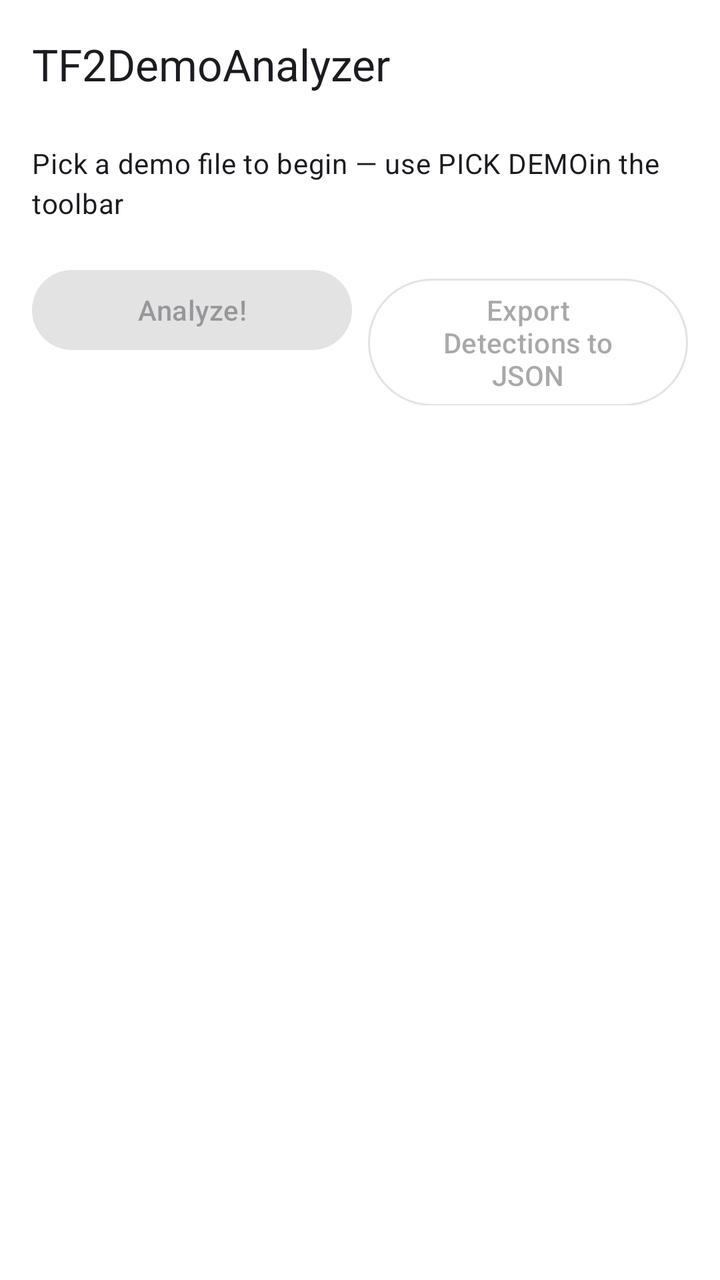
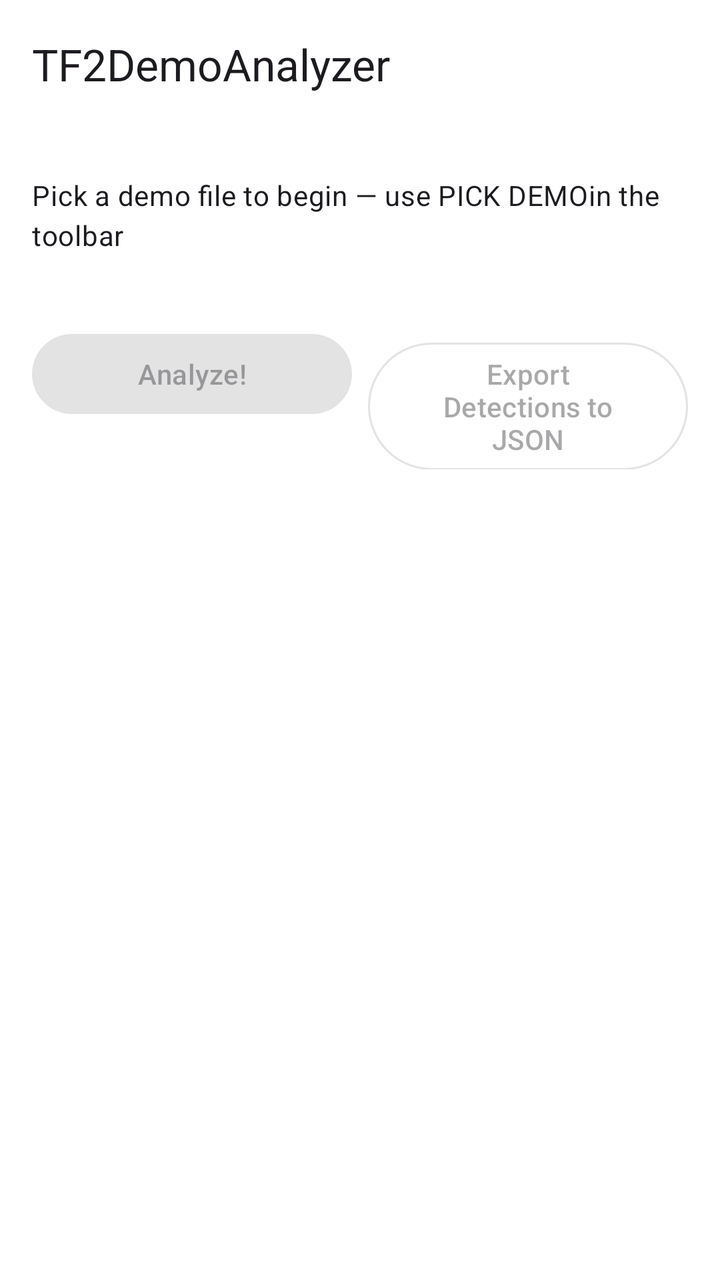

Before-and-after screenshots of an Android layout around one commit, followed by the original layout XML and the change that was made.
<!-- AndroidManifest.xml: application theme Theme.TF2DemoAnalyzer -->
<!-- res/layout/activity_main.xml -->
<?xml version="1.0" encoding="utf-8"?>
<LinearLayout xmlns:android="http://schemas.android.com/apk/res/android"
    android:id="@+id/root"
    android:layout_width="match_parent"
    android:layout_height="match_parent"
    android:orientation="vertical">

    <com.google.android.material.appbar.MaterialToolbar
        android:id="@+id/toolbar"
        android:layout_width="match_parent"
        android:layout_height="?attr/actionBarSize"
        android:background="?attr/appBackgroundColor">

        <LinearLayout
            android:layout_width="wrap_content"
            android:layout_height="wrap_content"
            android:layout_gravity="center_vertical|start"
            android:gravity="center_vertical"
            android:orientation="horizontal">

            <TextView
                android:layout_width="wrap_content"
                android:layout_height="wrap_content"
                android:text="@string/app_name"
                android:textAppearance="?attr/textAppearanceTitleLarge" />

            <ImageView
                android:layout_width="22dp"
                android:layout_height="22dp"
                android:layout_marginStart="8dp"
                android:contentDescription="@string/app_name"
                android:src="@mipmap/ic_launcher" />
        </LinearLayout>
    </com.google.android.material.appbar.MaterialToolbar>

    <TextView
        android:id="@+id/pickPlaceholder"
        android:layout_width="match_parent"
        android:layout_height="wrap_content"
        android:paddingHorizontal="16dp"
        android:paddingVertical="8dp"
        android:text="@string/idle"
        android:textAppearance="?attr/textAppearanceBodyMedium" />

    <TextView
        android:id="@+id/historyHeader"
        android:layout_width="match_parent"
        android:layout_height="wrap_content"
        android:paddingHorizontal="16dp"
        android:text="@string/recent_demos"
        android:textAppearance="?attr/textAppearanceTitleSmall"
        android:visibility="gone" />

    <TextView
        android:id="@+id/historyClear"
        android:layout_width="wrap_content"
        android:layout_height="wrap_content"
        android:layout_gravity="end"
        android:paddingHorizontal="16dp"
        android:paddingVertical="4dp"
        android:background="?attr/selectableItemBackground"
        android:text="@string/history_clear"
        android:textAppearance="?attr/textAppearanceLabelMedium"
        android:visibility="gone" />

    <LinearLayout
        android:id="@+id/historyList"
        android:layout_width="match_parent"
        android:layout_height="wrap_content"
        android:orientation="vertical"
        android:paddingHorizontal="8dp"
        android:visibility="gone" />

    <com.google.android.material.card.MaterialCardView
        android:id="@+id/demoInfoCard"
        android:layout_width="match_parent"
        android:layout_height="wrap_content"
        android:layout_marginHorizontal="16dp"
        android:layout_marginTop="8dp"
        android:visibility="gone"
        app:cardBackgroundColor="?attr/appPanelColor"
        app:strokeColor="?attr/appDetailColor"
        xmlns:app="http://schemas.android.com/apk/res-auto">
        <LinearLayout
            android:layout_width="match_parent"
            android:layout_height="wrap_content"
            android:orientation="vertical"
            android:padding="16dp">

            <TextView
                android:id="@+id/infoName"
                android:layout_width="match_parent"
                android:layout_height="wrap_content"
                android:ellipsize="middle"
                android:singleLine="true"
                android:textAppearance="?attr/textAppearanceTitleMedium" />

            <TextView
                android:id="@+id/infoAuthor"
                android:layout_width="match_parent"
                android:layout_height="wrap_content"
                android:layout_marginTop="8dp"
                android:background="?attr/selectableItemBackground"
                android:paddingVertical="2dp"
                android:textAppearance="?attr/textAppearanceBodySmall" />

            <TextView
                android:id="@+id/infoAuthorSteamid"
                android:layout_width="match_parent"
                android:layout_height="wrap_content"
                android:background="?attr/selectableItemBackground"
                android:paddingVertical="2dp"
                android:textAppearance="?attr/textAppearanceBodySmall" />

            <TextView
                android:id="@+id/infoCreated"
                android:layout_width="match_parent"
                android:layout_height="wrap_content"
                android:paddingVertical="2dp"
                android:textAppearance="?attr/textAppearanceBodySmall" />

            <TextView
                android:id="@+id/infoTotal"
                android:layout_width="match_parent"
                android:layout_height="wrap_content"
                android:paddingVertical="2dp"
                android:textAppearance="?attr/textAppearanceBodySmall" />
        </LinearLayout>
    </com.google.android.material.card.MaterialCardView>

    <LinearLayout
        android:layout_width="match_parent"
        android:layout_height="wrap_content"
        android:layout_marginHorizontal="16dp"
        android:layout_marginTop="12dp"
        android:orientation="horizontal">

        <Button
            android:id="@+id/analyzeButton"
            android:layout_width="0dp"
            android:layout_height="wrap_content"
            android:layout_marginEnd="4dp"
            android:layout_weight="1"
            android:enabled="false"
            android:text="@string/analyze" />

        <Button
            android:id="@+id/exportButton"
            style="?attr/materialButtonOutlinedStyle"
            android:layout_width="0dp"
            android:layout_height="wrap_content"
            android:layout_marginStart="4dp"
            android:layout_weight="1"
            android:enabled="false"
            android:text="@string/export_detections" />
    </LinearLayout>

    <com.google.android.material.card.MaterialCardView
        android:id="@+id/detectionsPanel"
        android:layout_width="match_parent"
        android:layout_height="0dp"
        android:layout_marginHorizontal="16dp"
        android:layout_marginTop="12dp"
        android:layout_marginBottom="8dp"
        android:layout_weight="1"
        android:visibility="gone"
        app:cardBackgroundColor="?attr/appPanelColor"
        app:strokeColor="?attr/appDetailColor"
        xmlns:app="http://schemas.android.com/apk/res-auto">

        <LinearLayout
            android:layout_width="match_parent"
            android:layout_height="match_parent"
            android:orientation="vertical">

            <TextView
                android:id="@+id/detectionsHeader"
                android:layout_width="match_parent"
                android:layout_height="wrap_content"
                android:padding="12dp"
                android:textAppearance="?attr/textAppearanceTitleSmall" />

            <androidx.recyclerview.widget.RecyclerView
                android:id="@+id/detectionsList"
                android:layout_width="match_parent"
                android:layout_height="0dp"
                android:layout_weight="1"
                android:paddingHorizontal="8dp"
                android:paddingBottom="8dp" />
        </LinearLayout>
    </com.google.android.material.card.MaterialCardView>

    <TextView
        android:id="@+id/status"
        android:layout_width="match_parent"
        android:layout_height="wrap_content"
        android:layout_marginHorizontal="16dp"
        android:textAppearance="?attr/textAppearanceBodySmall" />

    <LinearLayout
        android:id="@+id/progressArea"
        android:layout_width="match_parent"
        android:layout_height="wrap_content"
        android:orientation="vertical"
        android:paddingHorizontal="16dp"
        android:paddingVertical="8dp"
        android:visibility="gone">

        <ProgressBar
            android:id="@+id/progressBar"
            style="?android:attr/progressBarStyleHorizontal"
            android:layout_width="match_parent"
            android:layout_height="wrap_content"
            android:max="1000" />

        <TextView
            android:id="@+id/progressLabel"
            android:layout_width="match_parent"
            android:layout_height="wrap_content"
            android:layout_marginTop="2dp"
            android:textAppearance="?attr/textAppearanceLabelMedium" />

        <Button
            android:id="@+id/cancelButton"
            style="?attr/materialButtonOutlinedStyle"
            android:layout_width="wrap_content"
            android:layout_height="wrap_content"
            android:layout_gravity="center_horizontal"
            android:layout_marginTop="4dp"
            android:text="@string/cancel" />
    </LinearLayout>
</LinearLayout>
<!-- resources referenced by this layout -->
<resources>
  <!-- mipmap ic_launcher (mipmap-anydpi-v26) -->
  <?xml version="1.0" encoding="utf-8"?>
  <adaptive-icon xmlns:android="http://schemas.android.com/apk/res/android">
      <background android:drawable="@color/ic_launcher_background" />
      <foreground android:drawable="@mipmap/ic_launcher_foreground" />
      <monochrome android:drawable="@mipmap/ic_launcher_monochrome" />
  </adaptive-icon>
  <string name="analyze">Analyze!</string>
  <string name="app_name">TF2DemoAnalyzer</string>
  <string name="cancel">Cancel</string>
  <string name="export_detections">Export Detections to JSON</string>
  <string name="history_clear">Clear</string>
  <string name="idle">Pick a demo file to begin — use "PICK DEMO" in the toolbar</string>
  <string name="recent_demos">Recent demos</string>
  <style name="Theme.TF2DemoAnalyzer" parent="Theme.Material3.DayNight.NoActionBar">
          <item name="android:windowBackground">@color/app_background</item>
          <item name="appBackgroundColor">@color/app_background</item>
          <item name="appPanelColor">@color/panel_background</item>
          <item name="appDetailColor">@color/detail_background</item>
      </style>
  <color name="ic_launcher_background">#FFFFFF</color>
  <color name="app_background">#FFFFFF</color>
  <color name="panel_background">#F4F4F4</color>
  <color name="detail_background">#E4E4E4</color>
</resources>

<!-- the commit's change to res/layout/activity_main.xml (unified diff, before → after) -->
@@ -38,38 +38,9 @@
         android:layout_width="match_parent"
         android:layout_height="wrap_content"
         android:paddingHorizontal="16dp"
-        android:paddingVertical="8dp"
+        android:paddingVertical="24dp"
         android:text="@string/idle"
         android:textAppearance="?attr/textAppearanceBodyMedium" />
-
-    <TextView
-        android:id="@+id/historyHeader"
-        android:layout_width="match_parent"
-        android:layout_height="wrap_content"
-        android:paddingHorizontal="16dp"
-        android:text="@string/recent_demos"
-        android:textAppearance="?attr/textAppearanceTitleSmall"
-        android:visibility="gone" />
-
-    <TextView
-        android:id="@+id/historyClear"
-        android:layout_width="wrap_content"
-        android:layout_height="wrap_content"
-        android:layout_gravity="end"
-        android:paddingHorizontal="16dp"
-        android:paddingVertical="4dp"
-        android:background="?attr/selectableItemBackground"
-        android:text="@string/history_clear"
-        android:textAppearance="?attr/textAppearanceLabelMedium"
-        android:visibility="gone" />
-
-    <LinearLayout
-        android:id="@+id/historyList"
-        android:layout_width="match_parent"
-        android:layout_height="wrap_content"
-        android:orientation="vertical"
-        android:paddingHorizontal="8dp"
-        android:visibility="gone" />
 
     <com.google.android.material.card.MaterialCardView
         android:id="@+id/demoInfoCard"
@@ -116,6 +87,7 @@
                 android:id="@+id/infoCreated"
                 android:layout_width="match_parent"
                 android:layout_height="wrap_content"
+                android:background="?attr/selectableItemBackground"
                 android:paddingVertical="2dp"
                 android:textAppearance="?attr/textAppearanceBodySmall" />
 
<!-- resource entries referenced after the edit -->
@@ -11,9 +11,7 @@
   <string name="app_name">TF2DemoAnalyzer</string>
   <string name="cancel">Cancel</string>
   <string name="export_detections">Export Detections to JSON</string>
-  <string name="history_clear">Clear</string>
   <string name="idle">Pick a demo file to begin — use "PICK DEMO" in the toolbar</string>
-  <string name="recent_demos">Recent demos</string>
   <style name="Theme.TF2DemoAnalyzer" parent="Theme.Material3.DayNight.NoActionBar">
           <item name="android:windowBackground">@color/app_background</item>
           <item name="appBackgroundColor">@color/app_background</item>
